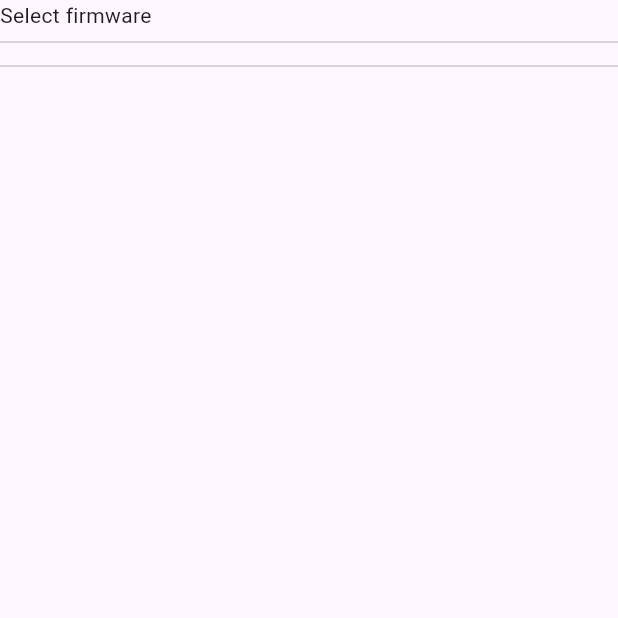
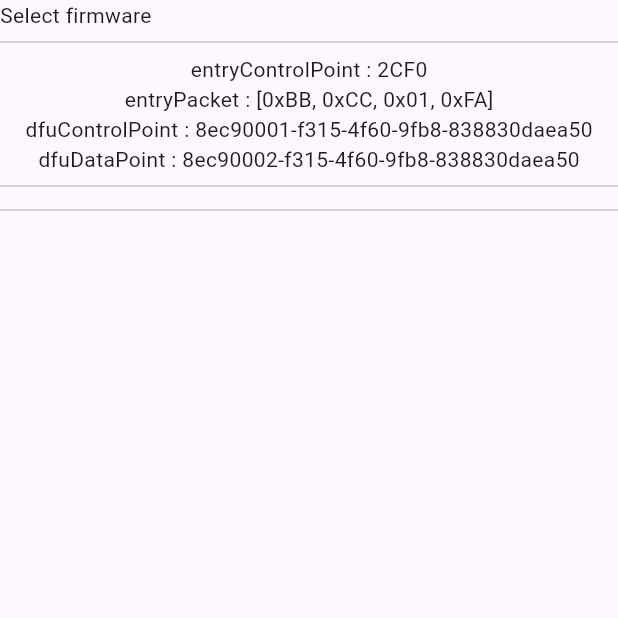
Before and after one commit to chan150/nrf_ble_dfu, a Flutter app: the screen it shows after launch, on a phone screen of 412 x 824 dp, the top half of it. Run offline on Flutter 3.47's test engine with Material 3 defaults, Android fonts, the phone set to English and light mode, and no system bars; our stand-ins replace file_picker, flutter_mobx, mobx; missing offline and left inert: flutter_blue_plus_windows; generated files the repository leaves out were written again.

Commit message:
🔨 setup page

```diff
--- a/example/lib/main.dart
+++ b/example/lib/main.dart
@@ -32,6 +32,8 @@ class _MyHomePageState extends State<MyHomePage> {
         children: const [
           DfuFileSelect(),
           Divider(),
+          BleEntrySetup(),
+          Divider(),
           BleConnectedDevice(),
           Divider(),
           BleDeviceSelect(),
--- a/lib/src/nrf_ble_dfu.dart
+++ b/lib/src/nrf_ble_dfu.dart
@@ -5,6 +5,7 @@ import 'package:archive/archive_io.dart';
 import 'package:file_picker/file_picker.dart';
 import 'package:flutter_blue_plus_windows/flutter_blue_plus_windows.dart';
 import 'package:nrf_ble_dfu/nrf_ble_dfu.dart';
+import 'package:nrf_ble_dfu/src/state/dfu_entry_state.dart';
 import 'package:path/path.dart';
 import 'package:path_provider/path_provider.dart';
 
@@ -21,6 +22,7 @@ class NrfBleDfu {
   final entry = BleDeviceState();
   final dfu = BleDeviceState();
   final file = DfuFileState();
+  final setup = DfuEntryState();
 
   bool Function(ScanResult) entryScanFn = (scanResult) => scanResult.device.remoteId.str == 'C6:D9:1F:BC:65:5B';
   bool Function(ScanResult) dfuScanFn = (scanResult) => scanResult.device.remoteId.str == 'C6:D9:1F:BC:65:5C';
--- a/lib/src/state/dfu_entry_state.dart
+++ b/lib/src/state/dfu_entry_state.dart
@@ -6,14 +6,14 @@ class DfuEntryState = DfuEntryStateBase with _$DfuEntryState;
 
 abstract class DfuEntryStateBase with Store {
   @observable
-  ObservableList entryPacket = ObservableList<int>.of([0xBB, 0xCC, 0x01, 0xFA]);
+  ObservableList<int> entryPacket = ObservableList.of([0xBB, 0xCC, 0x01, 0xFA]);
 
   @observable
   String entryControlPoint = '2CF0';
 
   @observable
-  String controlPoint = '8ec90001-f315-4f60-9fb8-838830daea50';
+  String dfuControlPoint = '8ec90001-f315-4f60-9fb8-838830daea50';
 
   @observable
-  String dataPoint = '8ec90002-f315-4f60-9fb8-838830daea50';
+  String dfuDataPoint = '8ec90002-f315-4f60-9fb8-838830daea50';
 }
--- /dev/null
+++ b/lib/src/widget/ble_entry_setup.dart
@@ -0,0 +1,92 @@
+import 'package:flutter/material.dart';
+import 'package:flutter_mobx/flutter_mobx.dart';
+import 'package:nrf_ble_dfu/nrf_ble_dfu.dart';
+
+class BleEntrySetup extends StatelessObserverWidget {
+  const BleEntrySetup({super.key});
+
+  @override
+  Widget build(BuildContext context) {
+    return Column(
+      children: [
+        EditableText(
+          k: 'entryControlPoint',
+          v: NrfBleDfu().setup.entryControlPoint,
+          updateFn: (s) => NrfBleDfu().setup.entryControlPoint = s,
+        ),
+        EditableText(
+          k: 'entryPacket',
+          v: NrfBleDfu().setup.entryPacket.hexString,
+          updateFn: (s) {
+            NrfBleDfu().setup.entryPacket.clear();
+            NrfBleDfu().setup.entryPacket.addAll(s.list);
+          },
+        ),
+        EditableText(
+          k: 'dfuControlPoint',
+          v: NrfBleDfu().setup.dfuControlPoint,
+          updateFn: (s) => NrfBleDfu().setup.dfuControlPoint = s,
+        ),
+        EditableText(
+          k: 'dfuDataPoint',
+          v: NrfBleDfu().setup.dfuDataPoint,
+          updateFn: (s) => NrfBleDfu().setup.dfuDataPoint = s,
+        ),
+      ],
+    );
+  }
+}
+
+class EditableText extends StatelessWidget {
+  const EditableText({
+    super.key,
+    required this.k,
+    required this.v,
+    required this.updateFn,
+  });
+
+  final String k;
+  final String v;
+  final void Function(String) updateFn;
+
+  @override
+  Widget build(BuildContext context) {
+    return InkWell(
+      onTap: () {
+        showAdaptiveDialog(
+          context: context,
+          builder: (context) {
+            final controller = TextEditingController(text: v);
+            return Dialog(
+              child: Padding(
+                padding: const EdgeInsets.all(8),
+                child: Row(
+                  children: [
+                    Expanded(
+                      child: TextField(
+                        controller: controller,
+                        onEditingComplete: () => updateFn(controller.text),
+                      ),
+                    ),
+                    IconButton(
+                      onPressed: () {
+                        updateFn(controller.text);
+                        Navigator.of(context).pop();
+                      },
+                      icon: const Icon(Icons.check),
+                    ),
+                    IconButton(
+                      onPressed: () => Navigator.of(context).pop(),
+                      icon: const Icon(Icons.close),
+                    ),
+                  ],
+                ),
+              ),
+            );
+          },
+        );
+      },
+      child: Text('$k : $v'),
+    );
+  }
+}
--- a/lib/src/widget/widget.dart
+++ b/lib/src/widget/widget.dart
@@ -1,3 +1,4 @@
 export 'ble_connected_device.dart';
 export 'ble_device_select.dart';
+export 'ble_entry_setup.dart';
 export 'dfu_file_select.dart';
```
Also changed, not shown: lib/src/extension/extension.dart (+18 -2 lines), lib/src/state/dfu_entry_state.g.dart.
